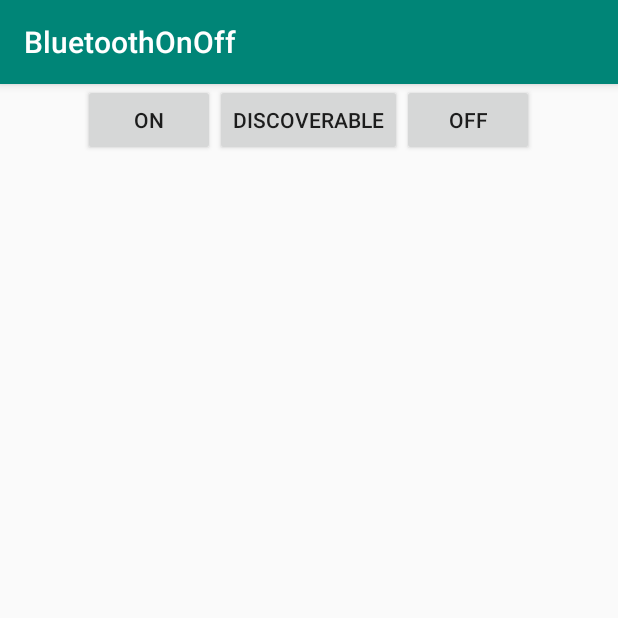
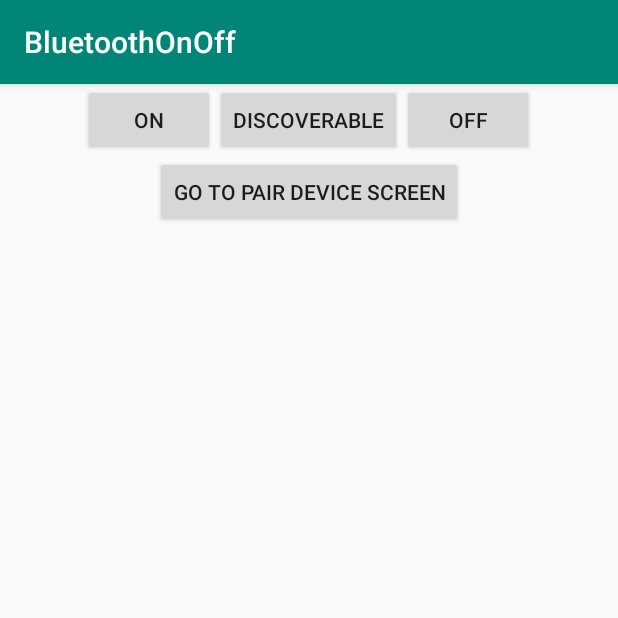
Before and after one commit to nawsusunyein/BluetoothOnOff, an Android app: the screen it shows after launch (MainActivity), on a phone screen of 412 x 824 dp, the top half of it. Run offline under Robolectric (Android 15) with nearby library versions, the phone set to English and light mode, and no system bars.

Commit message:
add pared devices list showing screen and action activity

```diff
--- a/app/src/main/java/com/example/bluetoothonoff/MainActivity.java
+++ b/app/src/main/java/com/example/bluetoothonoff/MainActivity.java
@@ -5,6 +5,7 @@ import androidx.appcompat.app.AppCompatActivity;
 import android.bluetooth.BluetoothAdapter;
 import android.content.Intent;
 import android.os.Bundle;
+import android.util.Pair;
 import android.view.View;
 import android.widget.Toast;
 
@@ -41,4 +42,9 @@ public class MainActivity extends AppCompatActivity {
             Toast.makeText(this,"Making discoverable",Toast.LENGTH_LONG).show();
         }
     }
+
+    public void goToPairDeviceScreen(View view){
+        Intent pairDeviceIntent = new Intent(MainActivity.this, PairListActivity.class);
+        startActivity(pairDeviceIntent);
+    }
 }
--- a/app/src/main/res/layout/activity_main.xml
+++ b/app/src/main/res/layout/activity_main.xml
@@ -34,4 +34,12 @@
             android:onClick="offBluetoothSetting"
             />
     </LinearLayout>
+    <Button
+        android:id="@+id/btnGoToPairDeviceScreen"
+        android:layout_width="wrap_content"
+        android:layout_height="wrap_content"
+        android:text="Go To Pair Device Screen"
+        android:onClick="goToPairDeviceScreen"
+        android:layout_gravity="center"
+        />
 </LinearLayout>
```
Also changed, not shown: app/src/main/AndroidManifest.xml (+4 -3 lines), app/src/main/java/com/example/bluetoothonoff/PairListActivity.java (added, +47 -0 lines), app/src/main/res/layout/activity_pair_list.xml (added, +21 -0 lines).
